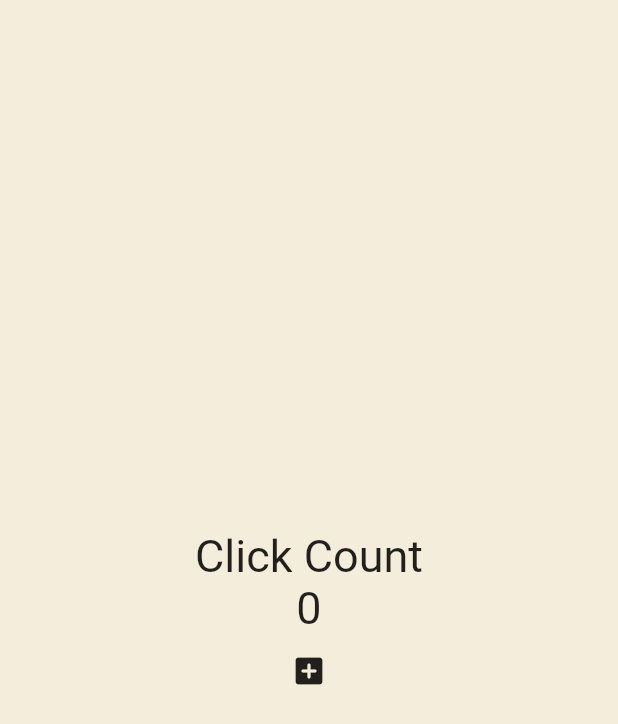
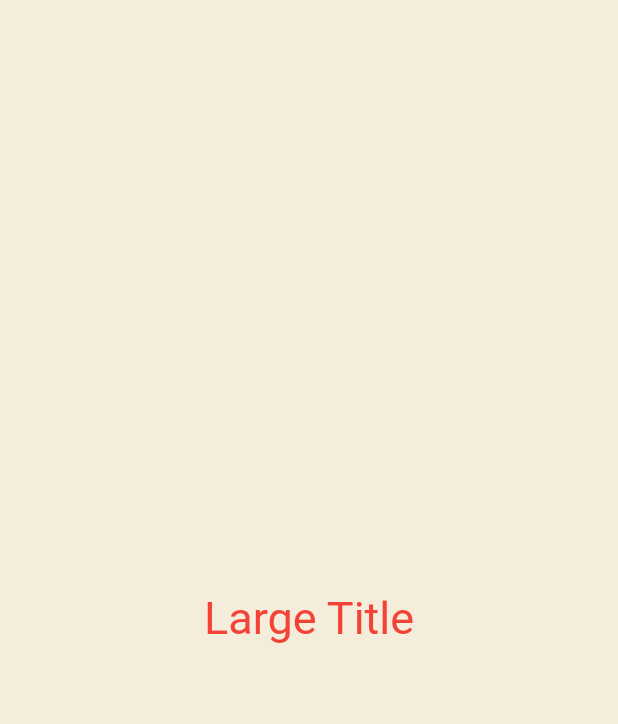
Before and after one commit to tan60/flutter_toonflix, a Flutter app: the screen it shows after launch, on a phone screen of 412 x 824 dp. Shown: the top 724 px of the screen. Run offline on Flutter 3.47's test engine with Material 2 defaults, Android fonts, the phone set to English and light mode, and no system bars.

Commit message:
BuildContext - 부모 theme 접근

```diff
--- a/lib/main.dart
+++ b/lib/main.dart
@@ -12,40 +12,27 @@ class App extends StatefulWidget {
 }
 
 class _AppState extends State<App> {
-  int counter = 0;
-
   void onClicked() {
-    setState(() {
-      counter = counter + 1; // setState 안에 넣어야 코드 가독성이 좋다.
-    });
+    setState(() {});
   }
 
   @override
   Widget build(BuildContext context) {
     return MaterialApp(
+      theme: ThemeData(
+        textTheme: const TextTheme(
+          titleLarge: TextStyle(
+            color: Colors.red,
+          ),
+        ),
+      ),
       home: Scaffold(
         backgroundColor: const Color(0xFFF4EDDB),
         body: Center(
           child: Column(
             mainAxisAlignment: MainAxisAlignment.center,
-            children: [
-              const Text(
-                'Click Count',
-                style: TextStyle(
-                  fontSize: 30,
-                ),
-              ),
-              Text(
-                '$counter',
-                style: const TextStyle(
-                  fontSize: 30,
-                ),
-              ),
-              IconButton(
-                  onPressed: onClicked,
-                  icon: const Icon(
-                    Icons.add_box_rounded,
-                  ))
+            children: const [
+              MyLargetTitle(),
             ],
           ),
         ),
@@ -53,3 +40,20 @@ class _AppState extends State<App> {
     );
   }
 }
+
+class MyLargetTitle extends StatelessWidget {
+  const MyLargetTitle({
+    super.key,
+  });
+
+  @override
+  Widget build(BuildContext context) {
+    return Text(
+      'Large Title',
+      style: TextStyle(
+        fontSize: 30,
+        color: Theme.of(context).textTheme.titleLarge!.color,
+      ),
+    );
+  }
+}
```
